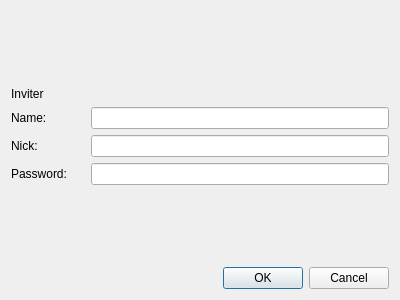
Before: the Qt Designer form Widgets/FrmGroupChat/DlgJoinGroupChat.ui in KangLin/RabbitIm, drawn with Qt 5.
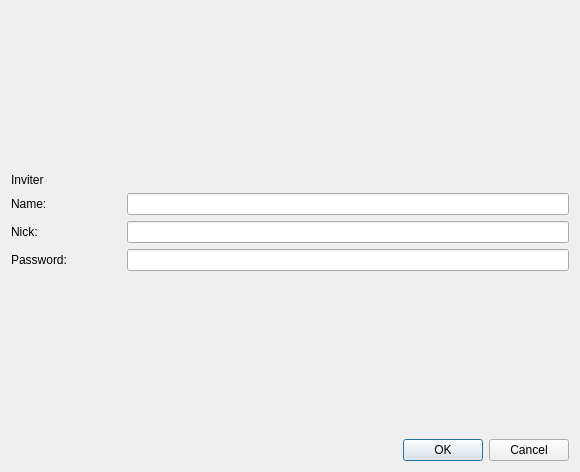
After: the same form once the commit is applied.

```diff
--- a/Widgets/FrmGroupChat/DlgJoinGroupChat.ui
+++ b/Widgets/FrmGroupChat/DlgJoinGroupChat.ui
@@ -6,8 +6,8 @@
    <rect>
     <x>0</x>
     <y>0</y>
-    <width>400</width>
-    <height>300</height>
+    <width>580</width>
+    <height>472</height>
    </rect>
   </property>
   <property name="windowTitle">
```
